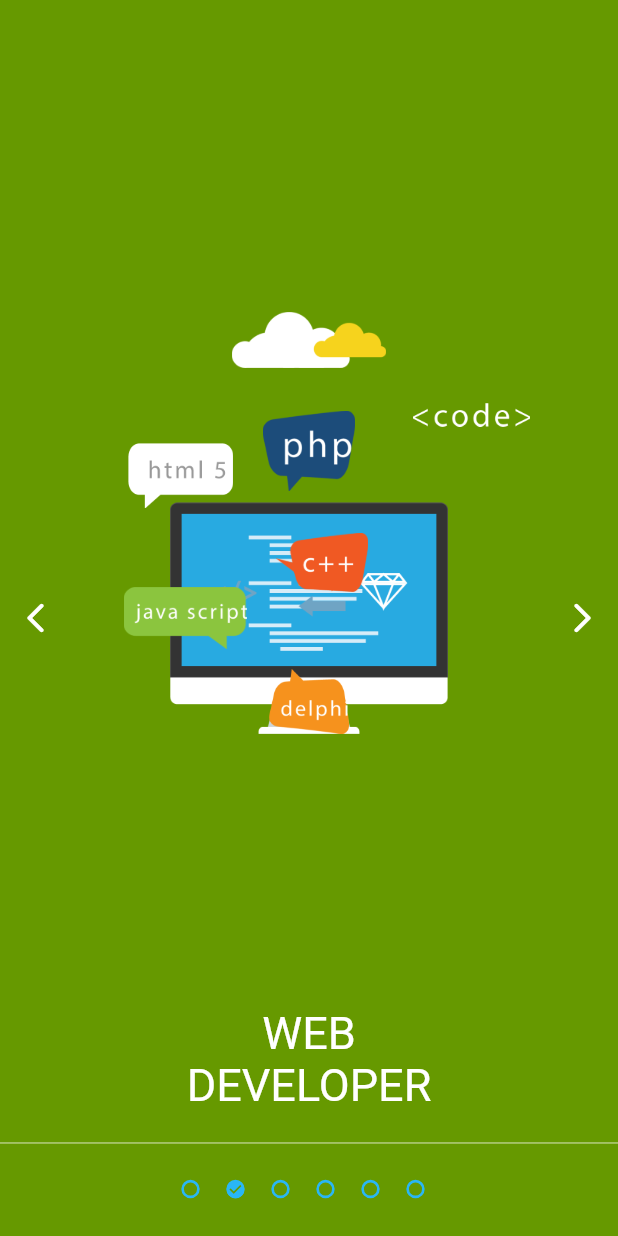
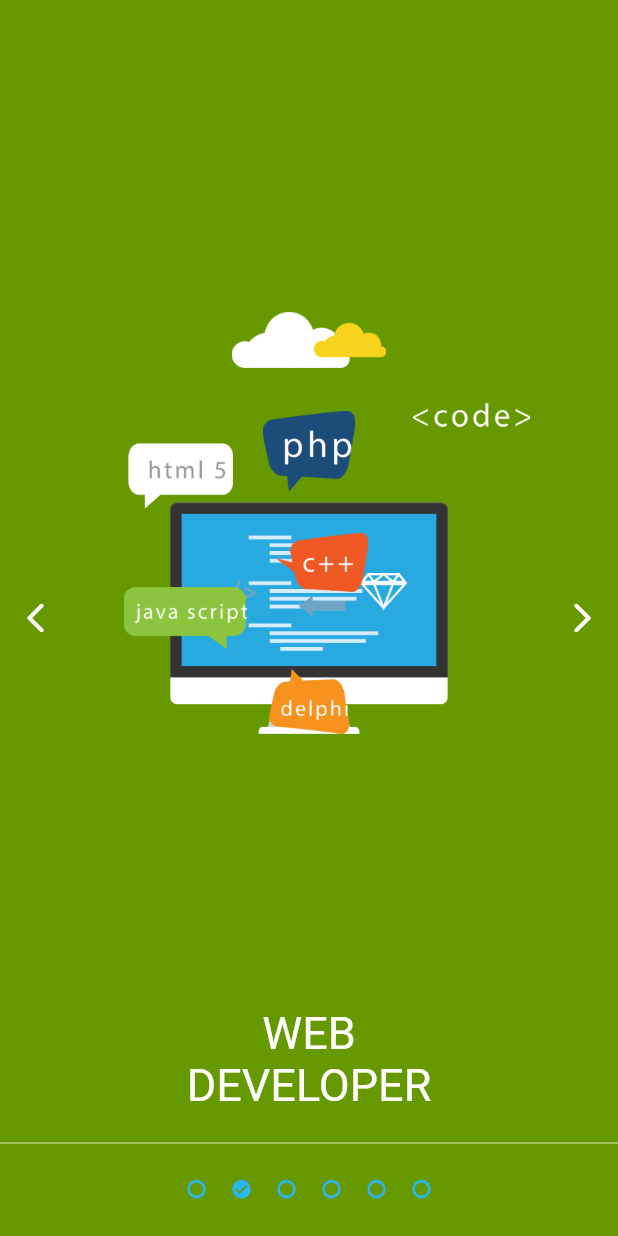
Before and after one commit to Cleveroad/flutter_sliding_tutorial, a Flutter app: the screen it shows after launch, swiped to page 2, on a phone screen of 412 x 824 dp. Run offline on Flutter 3.47's test engine with Material 2 defaults, Android fonts, the phone set to English and light mode, and no system bars; our stand-ins replace flutter_svg.

Commit message:
Avoid right margin for last indicator.

```diff
--- a/lib/src/sliding_indicator.dart
+++ b/lib/src/sliding_indicator.dart
@@ -54,7 +54,7 @@ class SlidingIndicator extends StatelessWidget {
                   return Container(
                     margin: EdgeInsets.only(
                       left: i == 0 ? 0 : margin,
-                      right: margin,
+                      right: i == indicatorCount - 1 ? 0 : margin,
                     ),
                     child: Container(
                       width: inactiveIndicatorSize,
```
